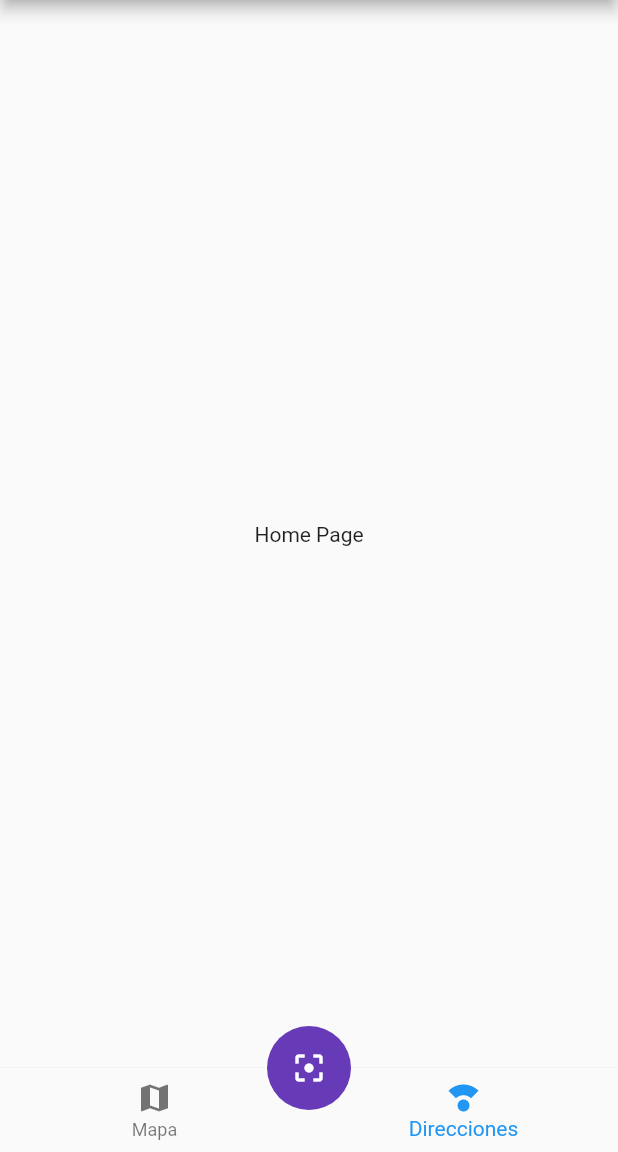
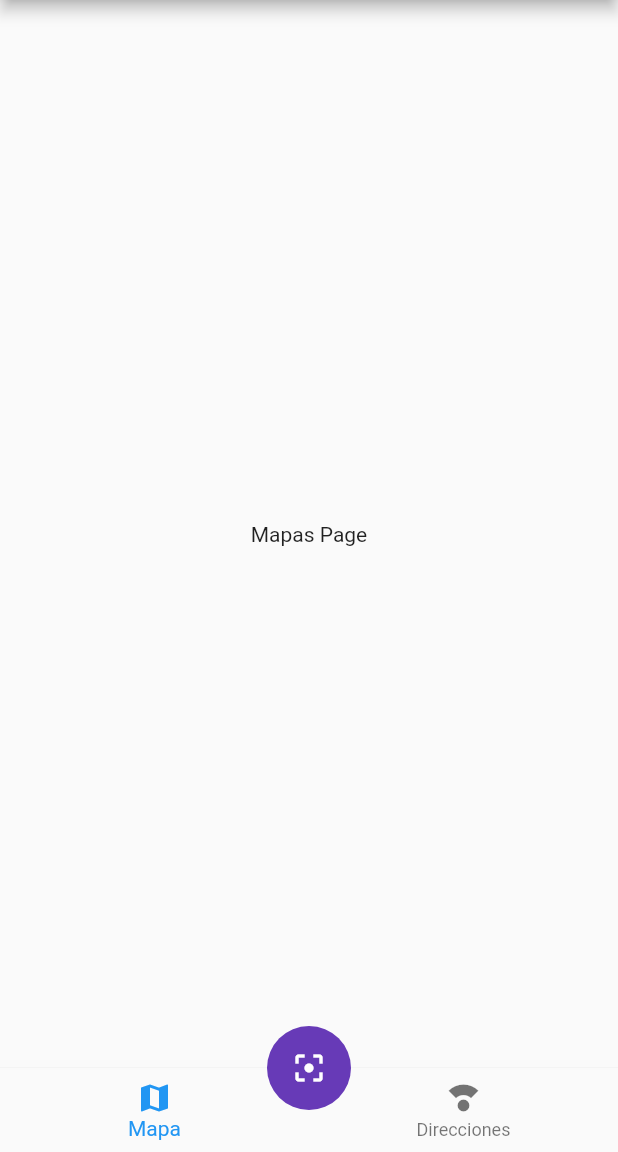
Before and after one commit to erdvillegas/cursoFlutter, a Flutter app: the screen it shows after launch, after a tap on the "filter center focus" icon, on a phone screen of 412 x 824 dp, the part 84-1236 px from its top. Run offline on Flutter 3.47's test engine with Material 2 defaults, Android fonts, the phone set to English and light mode, and no system bars; our stand-ins replace flutter_swiper; missing offline and left inert: flutter_barcode_scanner.

Commit message:
Avance con QR_Lector

```diff
--- a/QR_Reader/qr_reader/lib/main.dart
+++ b/QR_Reader/qr_reader/lib/main.dart
@@ -1,13 +1,17 @@
 import 'package:flutter/material.dart';
+import 'package:provider/provider.dart';
 import 'package:qr_reader/pages/home_page.dart';
 import 'package:qr_reader/pages/mapa_page.dart';
+import 'package:qr_reader/providers/ui_provider.dart';
 
 void main() => runApp(MyApp());
 
 class MyApp extends StatelessWidget {
   @override
   Widget build(BuildContext context) {
-    return MaterialApp(
+    return MultiProvider(
+      providers: [ChangeNotifierProvider(create: (_) => new UiProvider())],
+      child: MaterialApp(
         debugShowCheckedModeBanner: false,
         title: 'QR Reaer',
         initialRoute: 'home',
@@ -19,6 +23,7 @@ class MyApp extends StatelessWidget {
             primaryColor: Colors.green,
             floatingActionButtonTheme: FloatingActionButtonThemeData(
                 backgroundColor: Colors.deepPurple)),
+      ),
     );
   }
 }
--- /dev/null
+++ b/QR_Reader/qr_reader/lib/pages/direcciones_page.dart
@@ -0,0 +1,8 @@
+import 'package:flutter/material.dart';
+
+class DireccionesPage extends StatelessWidget {
+  @override
+  Widget build(BuildContext context) {
+    return Center(child: Text('Direcciones'));
+  }
+}
--- a/QR_Reader/qr_reader/lib/pages/home_page.dart
+++ b/QR_Reader/qr_reader/lib/pages/home_page.dart
@@ -1,6 +1,11 @@
 import 'package:flutter/material.dart';
+import 'package:provider/provider.dart';
+import 'package:qr_reader/pages/mapas_page.dart';
+import 'package:qr_reader/providers/ui_provider.dart';
 import 'package:qr_reader/widgets/custom_navigationbar.dart';
 import 'package:qr_reader/widgets/scan_button.dart';
+
+import 'direcciones_page.dart';
 
 class HomePage extends StatelessWidget {
   @override
@@ -9,12 +14,31 @@ class HomePage extends StatelessWidget {
       appBar: AppBar(title: Text('Historia'), actions: [
         IconButton(icon: Icon(Icons.delete_forever), onPressed: () {})
       ]),
-      body: Center(
-        child: Text('Home Page'),
-      ),
+      body: _HomePageBody(),
       bottomNavigationBar: CustomNavigationBar(),
       floatingActionButton: ScanButton(),
       floatingActionButtonLocation: FloatingActionButtonLocation.centerDocked,
     );
   }
 }
+
+class _HomePageBody extends StatelessWidget {
+  @override
+  Widget build(BuildContext context) {
+    //Obtener el Selected menu option
+    final uiProvider = Provider.of<UiProvider>(context);
+
+    final currentIndex = uiProvider.selectedMenuOption;
+
+    switch (currentIndex) {
+      case 0:
+        return MapasPage();
+        break;
+      case 1:
+        return DireccionesPage();
+
+      default:
+        return MapasPage();
+    }
+  }
+}
--- /dev/null
+++ b/QR_Reader/qr_reader/lib/pages/mapas_page.dart
@@ -0,0 +1,8 @@
+import 'package:flutter/material.dart';
+
+class MapasPage extends StatelessWidget {
+  @override
+  Widget build(BuildContext context) {
+    return Center(child: Text('Mapas Page'));
+  }
+}
--- /dev/null
+++ b/QR_Reader/qr_reader/lib/providers/ui_provider.dart
@@ -0,0 +1,15 @@
+// Id del proveedor
+import 'package:flutter/material.dart';
+
+class UiProvider extends ChangeNotifier {
+  int _selectedMenuOption = 0;
+
+  int get selectedMenuOption {
+    return this._selectedMenuOption;
+  }
+
+  set selectedMenuOption(int i) {
+    this._selectedMenuOption = i;
+    notifyListeners();
+  }
+}
--- a/QR_Reader/qr_reader/lib/widgets/custom_navigationbar.dart
+++ b/QR_Reader/qr_reader/lib/widgets/custom_navigationbar.dart
@@ -1,12 +1,16 @@
 import 'package:flutter/material.dart';
+import 'package:provider/provider.dart';
+import 'package:qr_reader/providers/ui_provider.dart';
 
 class CustomNavigationBar extends StatelessWidget {
-  const CustomNavigationBar({Key key}) : super(key: key);
-
   @override
   Widget build(BuildContext context) {
+    final uiProvider = Provider.of<UiProvider>(context);
+    final currentIndex = uiProvider.selectedMenuOption;
+
     return BottomNavigationBar(
-      currentIndex: 1,
+      onTap: (int i) => uiProvider.selectedMenuOption = i,
+      currentIndex: currentIndex,
       elevation: 1,
       items: <BottomNavigationBarItem>[
         BottomNavigationBarItem(icon: Icon(Icons.map), label: 'Mapa'),
--- a/QR_Reader/qr_reader/lib/widgets/scan_button.dart
+++ b/QR_Reader/qr_reader/lib/widgets/scan_button.dart
@@ -1,4 +1,5 @@
 import 'package:flutter/material.dart';
+import 'package:flutter_barcode_scanner/flutter_barcode_scanner.dart';
 
 class ScanButton extends StatelessWidget {
   @override
@@ -6,7 +7,11 @@ class ScanButton extends StatelessWidget {
     return FloatingActionButton(
       elevation: 0,
       child: Icon(Icons.filter_center_focus),
-      onPressed: () {},
+      onPressed: () async {
+        String barcodeScanRes = await FlutterBarcodeScanner.scanBarcode(
+            '#ff6666', 'Cancelar', false, ScanMode.DEFAULT);
+        print(barcodeScanRes);
+      },
     );
   }
 }
--- a/QR_Reader/qr_reader/pubspec.yaml
+++ b/QR_Reader/qr_reader/pubspec.yaml
@@ -28,6 +28,8 @@ dependencies:
   # The following adds the Cupertino Icons font to your application.
   # Use with the CupertinoIcons class for iOS style icons.
   cupertino_icons: ^1.0.2
+  provider: ^5.0.0
+  flutter_barcode_scanner: ^1.0.2
 
 dev_dependencies:
   flutter_test:
```
Also changed, not shown: QR_Reader/qr_reader/pubspec.lock, 7 other files. Lines whose indentation alone changed are shown as unchanged.
